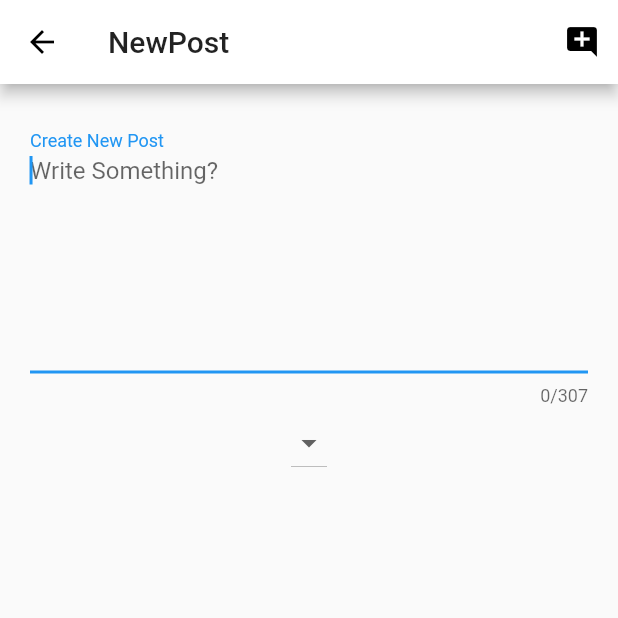
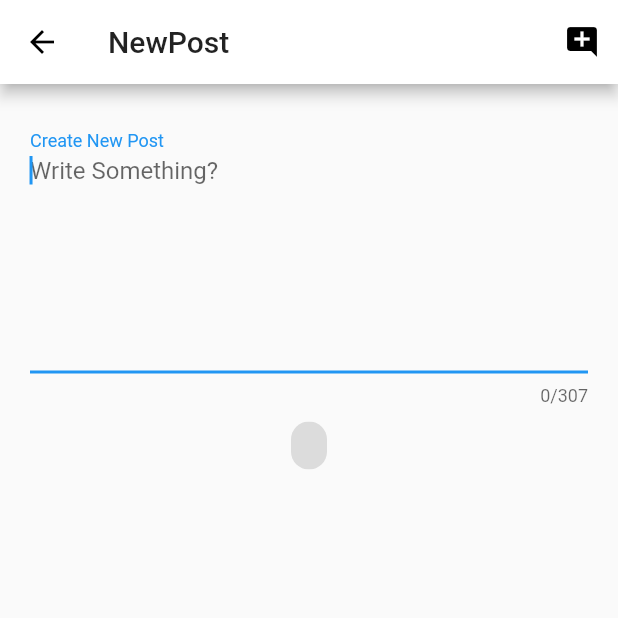
Before and after one commit to awes0menessInc/cs_307, a Flutter app: the NewPost screen opened directly, on a phone screen of 412 x 824 dp, the top half of it. Run offline on Flutter 3.47's test engine with Material 2 defaults, Android fonts, the phone set to English and light mode, and no system bars; our stand-ins replace cloud_firestore, cloud_functions, firebase_auth; accounts and stored records are empty.

```diff
--- a/lib/newPost.dart
+++ b/lib/newPost.dart
@@ -1,7 +1,6 @@
-import 'dart:io';
-
+// import 'dart:io';
 import 'package:cloud_firestore/cloud_firestore.dart';
-import 'package:firebase_core/firebase_core.dart';
+// import 'package:firebase_core/firebase_core.dart';
 import 'package:flutter/material.dart';
 import 'package:twistter/home.dart';
 import 'package:twistter/profile.dart';
@@ -21,6 +20,7 @@ class _NewPostState extends State<NewPost> {
   var t = ["Purdue", "Science"];
   var dropdownvalue;
   var top = "";
+  bool isSelected = false;
   // TextEditingController postEditingController;
   ProfilePageState pps = new ProfilePageState();
   FirebaseUser currentUser;
@@ -28,6 +28,7 @@ class _NewPostState extends State<NewPost> {
   String _lastName = "";
   List<String> _topic = [""];
   String _dropdownvalue = "";
+  int _value = 1;
   TextEditingController postEditingController = new TextEditingController();
 
   initState() {
@@ -77,6 +78,29 @@ class _NewPostState extends State<NewPost> {
   final HttpsCallable post_blog = CloudFunctions.instance.getHttpsCallable(
     functionName: 'postMicroblog',
   );
+
+  List<String> selectedTopics = List();
+  List<Widget> _buildChoiceList(List<String> topic) {
+    List<Widget> choices = List();
+    topic.forEach((item) {
+      choices.add(Container(
+        padding: const EdgeInsets.all(2.0),
+        child: ChoiceChip(
+          label: Text(item),
+          selected: selectedTopics.contains(item),
+          onSelected: (selected) {
+            setState(() {
+              selectedTopics.contains(item)
+                  ? selectedTopics.remove(item)
+                  : selectedTopics.add(item);
+              // widget.onSelectionChanged(selectedTopics); // +added
+            });
+          },
+        ),
+      ));
+    });
+    return choices;
+  }
 
   Widget build(BuildContext context) {
     // pps.getUserInfo();
@@ -150,24 +174,13 @@ class _NewPostState extends State<NewPost> {
                     controller: postEditingController,
                     maxLength: 307,
                   ),
-                  DropdownButton<String>(
-                    items: _topic.map((String value) {
-                      return new DropdownMenuItem<String>(
-                        value: value,
-                        child: new Text(value),
-                      );
-                    }).toList(),
-                    value: _dropdownvalue,
-                    onChanged: (String val) {
-                      top = val;
-                      setState(() {
-                        _dropdownvalue = val;
-                      });
-                    },
+
+                  Wrap(
+                    children: _buildChoiceList(_topic),
+                  )
+                    ],
                   ),
-                  // add(),
-                  // cancel()
-                ]))))));
+                )))));
   }
 
   // Widget add() {
--- a/lib/post.dart
+++ b/lib/post.dart
@@ -8,9 +8,10 @@ class Post {
   final String fullName;
   final String content;
   final List<String> topics;
+  final String uid;
   //final String topics;
 
-  const Post({this.username, this.fullName, this.content, this.topics});
+  const Post({this.username, this.fullName, this.content, this.topics, this.uid});
 
 }
 
```
Also changed, not shown: lib/profile.dart (+11 -6 lines), lib/timeline.dart (+7 -6 lines).
